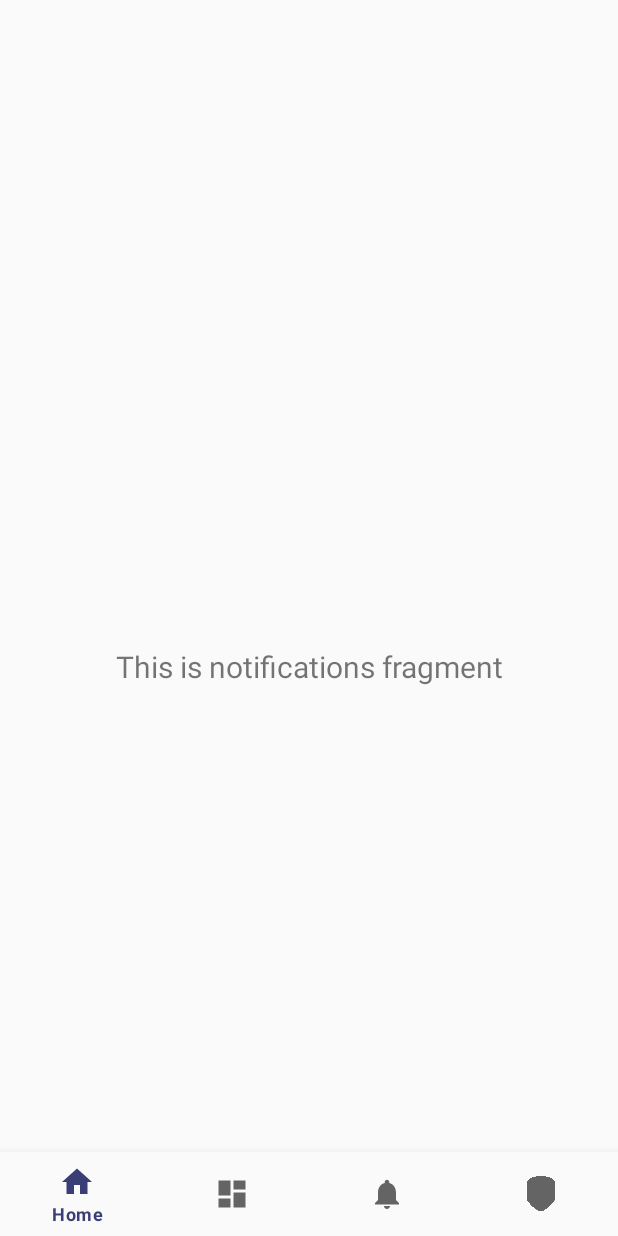
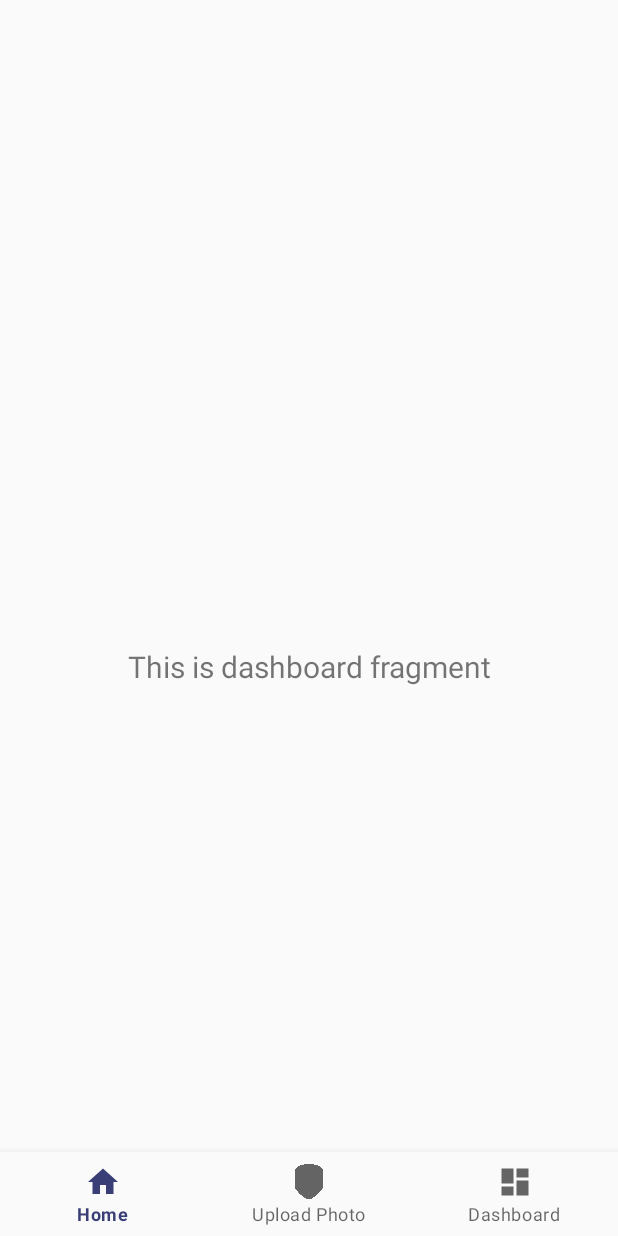
Before and after one commit to Anti-Deepfakes/Anti-deepfake, an Android app: the screen it shows after launch (MainActivity), item 3 of the bottom bar chosen, on a phone screen of 412 x 824 dp. Run offline under Robolectric (Android 15) with nearby library versions, the phone set to English and light mode, and no system bars; our stand-ins replace navigation-ui; libraries missing offline, so code that uses them is left out: com.google.mlkit.vision; 3 statements that could not run were skipped.

Commit message:
style: notification 제거

```diff
--- a/android/app/src/main/java/com/antideepfake/android/ui/notifications/NotificationsFragment.java
+++ /dev/null
@@ -1,37 +0,0 @@
-package com.antideepfake.android.ui.notifications;
-
-import android.os.Bundle;
-import android.view.LayoutInflater;
-import android.view.View;
-import android.view.ViewGroup;
-import android.widget.TextView;
-
-import androidx.annotation.NonNull;
-import androidx.fragment.app.Fragment;
-import androidx.lifecycle.ViewModelProvider;
-
-import com.antideepfake.android.databinding.FragmentNotificationsBinding;
-
-public class NotificationsFragment extends Fragment {
-
-    private FragmentNotificationsBinding binding;
-
-    public View onCreateView(@NonNull LayoutInflater inflater,
-                             ViewGroup container, Bundle savedInstanceState) {
-        NotificationsViewModel notificationsViewModel =
-                new ViewModelProvider(this).get(NotificationsViewModel.class);
-
-        binding = FragmentNotificationsBinding.inflate(inflater, container, false);
-        View root = binding.getRoot();
-
-        final TextView textView = binding.textNotifications;
-        notificationsViewModel.getText().observe(getViewLifecycleOwner(), textView::setText);
-        return root;
-    }
-
-    @Override
-    public void onDestroyView() {
-        super.onDestroyView();
-        binding = null;
-    }
-}
--- a/android/app/src/main/java/com/antideepfake/android/ui/notifications/NotificationsViewModel.java
+++ /dev/null
@@ -1,19 +0,0 @@
-package com.antideepfake.android.ui.notifications;
-
-import androidx.lifecycle.LiveData;
-import androidx.lifecycle.MutableLiveData;
-import androidx.lifecycle.ViewModel;
-
-public class NotificationsViewModel extends ViewModel {
-
-    private final MutableLiveData<String> mText;
-
-    public NotificationsViewModel() {
-        mText = new MutableLiveData<>();
-        mText.setValue("This is notifications fragment");
-    }
-
-    public LiveData<String> getText() {
-        return mText;
-    }
-}
--- a/android/app/src/main/res/drawable/ic_notifications_black_24dp.xml
+++ /dev/null
@@ -1,9 +0,0 @@
-<vector xmlns:android="http://schemas.android.com/apk/res/android"
-    android:width="24dp"
-    android:height="24dp"
-    android:viewportWidth="24.0"
-    android:viewportHeight="24.0">
-    <path
-        android:fillColor="#FF000000"
-        android:pathData="M12,22c1.1,0 2,-0.9 2,-2h-4c0,1.1 0.89,2 2,2zM18,16v-5c0,-3.07 -1.64,-5.64 -4.5,-6.32L13.5,4c0,-0.83 -0.67,-1.5 -1.5,-1.5s-1.5,0.67 -1.5,1.5v0.68C7.63,5.36 6,7.92 6,11v5l-2,2v1h16v-1l-2,-2z" />
-</vector>
--- a/android/app/src/main/res/layout/fragment_notifications.xml
+++ /dev/null
@@ -1,22 +0,0 @@
-<?xml version="1.0" encoding="utf-8"?>
-<androidx.constraintlayout.widget.ConstraintLayout xmlns:android="http://schemas.android.com/apk/res/android"
-    xmlns:app="http://schemas.android.com/apk/res-auto"
-    xmlns:tools="http://schemas.android.com/tools"
-    android:layout_width="match_parent"
-    android:layout_height="match_parent"
-    tools:context=".ui.notifications.NotificationsFragment">
-
-    <TextView
-        android:id="@+id/text_notifications"
-        android:layout_width="match_parent"
-        android:layout_height="wrap_content"
-        android:layout_marginStart="8dp"
-        android:layout_marginTop="8dp"
-        android:layout_marginEnd="8dp"
-        android:textAlignment="center"
-        android:textSize="20sp"
-        app:layout_constraintBottom_toBottomOf="parent"
-        app:layout_constraintEnd_toEndOf="parent"
-        app:layout_constraintStart_toStartOf="parent"
-        app:layout_constraintTop_toTopOf="parent" />
-</androidx.constraintlayout.widget.ConstraintLayout>
--- a/android/app/src/main/res/menu/bottom_nav_menu.xml
+++ b/android/app/src/main/res/menu/bottom_nav_menu.xml
@@ -7,17 +7,14 @@
         android:title="@string/title_home" />
 
     <item
+        android:id="@+id/navigation_upload"
+        android:icon="@drawable/af_logo"
+        android:title="@string/title_upload" />
+
+
+    <item
         android:id="@+id/navigation_dashboard"
         android:icon="@drawable/ic_dashboard_black_24dp"
         android:title="@string/title_dashboard" />
 
-    <item
-        android:id="@+id/navigation_notifications"
-        android:icon="@drawable/ic_notifications_black_24dp"
-        android:title="@string/title_notifications" />
-
-    <item
-        android:id="@+id/navigation_upload"
-        android:icon="@drawable/af_logo"
-        android:title="@string/title_upload" />
 </menu>
--- a/android/app/src/main/res/navigation/mobile_navigation.xml
+++ b/android/app/src/main/res/navigation/mobile_navigation.xml
@@ -10,22 +10,14 @@
         android:name="com.antideepfake.android.ui.home.HomeFragment"
         android:label="@string/title_home"
         tools:layout="@layout/fragment_home" />
-
+    <fragment
+        android:id="@+id/navigation_upload"
+        android:name="com.antideepfake.android.ui.photo.PhotoUploadFragment"
+        android:label="@string/title_upload"
+        tools:layout="@layout/fragment_upload" />
     <fragment
         android:id="@+id/navigation_dashboard"
         android:name="com.antideepfake.android.ui.dashboard.DashboardFragment"
         android:label="@string/title_dashboard"
         tools:layout="@layout/fragment_dashboard" />
-
-    <fragment
-        android:id="@+id/navigation_upload"
-        android:name="com.antideepfake.android.ui.photo.PhotoUploadFragment"
-        android:label="@string/title_upload"
-        tools:layout="@layout/fragment_upload" />
-
-    <fragment
-        android:id="@+id/navigation_notifications"
-        android:name="com.antideepfake.android.ui.notifications.NotificationsFragment"
-        android:label="@string/title_notifications"
-        tools:layout="@layout/fragment_notifications" />
 </navigation>
```
